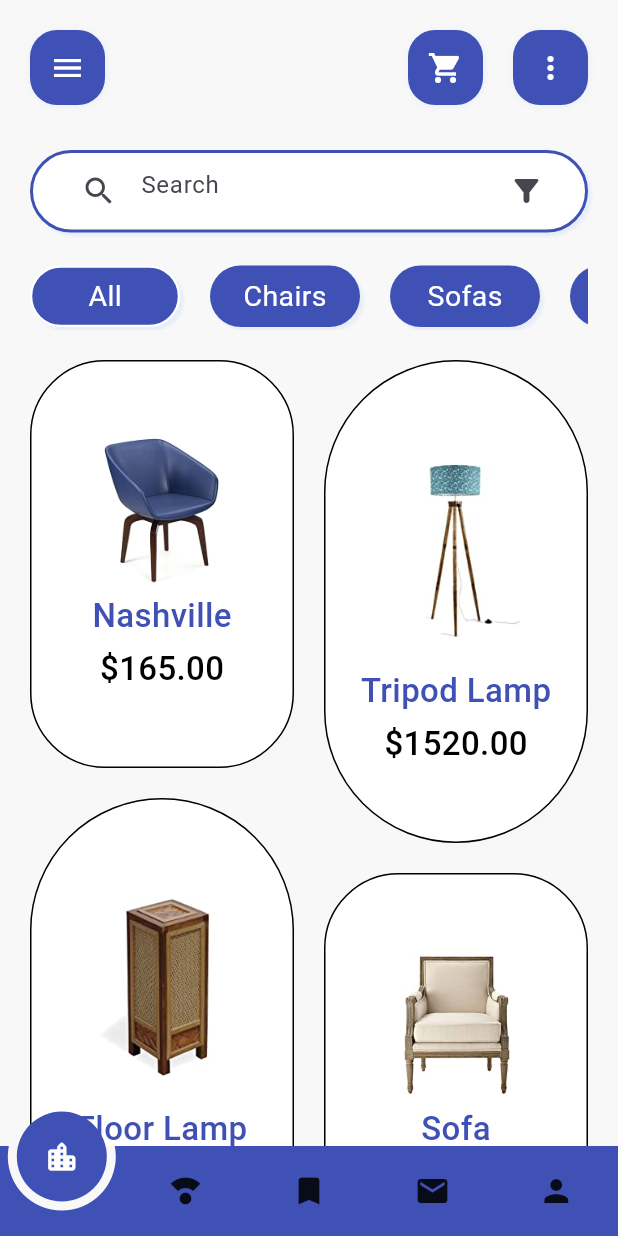
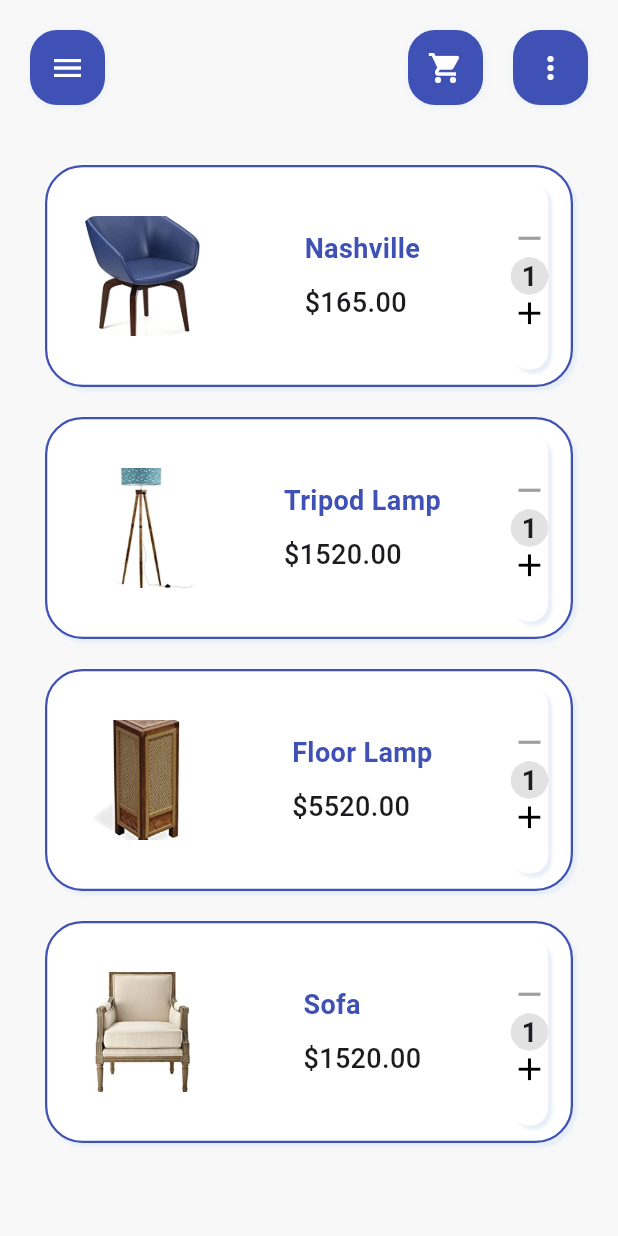
Before and after one commit to Pratham-Makwana/Furniture-App, a Flutter app: the screen it shows after launch, after a tap on the "local grocery store" icon, on a phone screen of 412 x 824 dp. Run offline on Flutter 3.47's test engine with Material 3 defaults, Android fonts, the phone set to English and light mode, and no system bars; drawn by our look-alikes of circle_nav_bar; our stand-ins replace flutter_rating_bar.

Commit message:
Cart & List Screen

```diff
--- /dev/null
+++ b/lib/screens/cart_screen.dart
@@ -0,0 +1,122 @@
+import 'package:flutter/material.dart';
+import 'package:furniture_app/model/category_model.dart';
+import 'package:furniture_app/widgets/list_items.dart';
+
+class CartScreen extends StatefulWidget {
+  const CartScreen({super.key});
+
+  @override
+  State<CartScreen> createState() => _CartScreenState();
+}
+
+class _CartScreenState extends State<CartScreen> {
+  @override
+  Widget build(BuildContext context) {
+    return Scaffold(
+      backgroundColor: Color(0xFFF8F8F8),
+      body: SafeArea(
+        child: SingleChildScrollView(
+          child: Padding(
+            padding: EdgeInsets.only(left: 20,right: 20,top: 20),
+            child: Column(
+              children: [
+                Row(
+                  mainAxisAlignment: MainAxisAlignment.spaceBetween,
+                  children: [
+                    GestureDetector(
+                      onTap: () {},
+                      child: Container(
+                        height: 50,
+                        width: 50,
+                        decoration: BoxDecoration(
+                          boxShadow: [
+                            BoxShadow(
+                              offset: Offset(0.6, 0.6),
+                              blurRadius: 4,
+                              color: Color(0xFFE7EEF8),
+                            ),
+                          ],
+                          color: Colors.indigo,
+                          borderRadius: BorderRadius.circular(18),
+                        ),
+                        child: Icon(
+                          Icons.menu,
+                          color: Colors.white,
+                        ),
+                      ),
+                    ),
+                    Row(
+                      children: [
+                        GestureDetector(
+                          onTap: () {
+                            Navigator.push(context, MaterialPageRoute(builder: (context) => CartScreen()));
+                          },
+                          child: Container(
+                            height: 50,
+                            width: 50,
+                            decoration: BoxDecoration(
+                              boxShadow: [
+                                BoxShadow(
+                                  offset: Offset(0.6, 0.6),
+                                  blurRadius: 4,
+                                  color: Color(0xFFE7EEF8),
+                                ),
+                              ],
+                              color: Colors.indigo,
+                              borderRadius: BorderRadius.circular(18),
+                            ),
+                            child: Icon(
+                              Icons.local_grocery_store,
+                              color: Colors.white,
+                            ),
+                          ),
+                        ),
+                        SizedBox(
+                          width: 20,
+                        ),
+                        GestureDetector(
+                          onTap: () {},
+                          child: Container(
+                            height: 50,
+                            width: 50,
+                            decoration: BoxDecoration(
+                              boxShadow: [
+                                BoxShadow(
+                                  offset: Offset(0.6, 0.6),
+                                  blurRadius: 4,
+                                  color: Color(0xFFE7EEF8),
+                                ),
+                              ],
+                              color: Colors.indigo,
+                              borderRadius: BorderRadius.circular(18),
+                            ),
+                            child: Icon(
+                              Icons.more_vert,
+                              color: Colors.white,
+                            ),
+                          ),
+                        ),
+                      ],
+                    )
+                  ],
+                ),
+                SizedBox(height: 30,),
+                ListView(
+                  shrinkWrap: true,
+                  physics: NeverScrollableScrollPhysics(),
+                  children: categoriesGrid.asMap().entries.map((MapEntry map){
+                    int index = map.key;
+                    return GestureDetector(
+                      onTap: (){},
+                      child: ListItems(index),
+                    );
+                  }).toList(),
+                ),
+              ],
+            ),
+          ),
+        ),
+      ),
+    );
+  }
+}
--- a/lib/screens/home_screen.dart
+++ b/lib/screens/home_screen.dart
@@ -2,6 +2,7 @@ import 'package:circle_nav_bar/circle_nav_bar.dart';
 import 'package:flutter/material.dart';
 import 'package:flutter_staggered_grid_view/flutter_staggered_grid_view.dart';
 import 'package:furniture_app/model/category_model.dart';
+import 'package:furniture_app/screens/cart_screen.dart';
 import 'package:furniture_app/screens/product_screen.dart';
 import 'package:furniture_app/widgets/grid_items.dart';
 
@@ -70,7 +71,7 @@ class _HomeScreenState extends State<HomeScreen> {
             padding: EdgeInsets.only(left: 20, right: 20, top: 20),
             child: Column(
               children: [
-                // Custom APP Bar
+                // ---------------------------Custom App Bar------------------------------------
                 Row(
                   mainAxisAlignment: MainAxisAlignment.spaceBetween,
                   children: [
@@ -99,7 +100,9 @@ class _HomeScreenState extends State<HomeScreen> {
                     Row(
                       children: [
                         GestureDetector(
-                          onTap: () {},
+                          onTap: () {
+                            Navigator.push(context, MaterialPageRoute(builder: (context) => CartScreen()));
+                          },
                           child: Container(
                             height: 50,
                             width: 50,
--- /dev/null
+++ b/lib/widgets/list_items.dart
@@ -0,0 +1,148 @@
+import 'package:flutter/material.dart';
+import 'package:furniture_app/model/category_model.dart';
+
+class ListItems extends StatefulWidget {
+  final int index;
+
+  ListItems(this.index);
+
+  @override
+  State<ListItems> createState() => _ListItemsState();
+}
+
+class _ListItemsState extends State<ListItems> {
+  int purchaseCount = 1;
+
+  @override
+  Widget build(BuildContext context) {
+    return Container(
+      margin: EdgeInsets.all(10),
+      padding: EdgeInsets.symmetric(vertical: 10, horizontal: 15),
+      decoration: BoxDecoration(
+        color: Colors.white,
+        border: Border.all(
+          color: Colors.indigo,
+          width: 1.5,
+        ),
+        boxShadow: [
+          BoxShadow(
+            offset: Offset(2.6, 2.6),
+            blurRadius: 1,
+            color: Color(0xFFE7EEF8),
+          ),
+        ],
+        borderRadius: BorderRadius.circular(25),
+      ),
+      child: Row(
+        mainAxisAlignment: MainAxisAlignment.spaceBetween,
+        children: [
+          Padding(
+            padding: EdgeInsets.all(8),
+            child: ClipRRect(
+              borderRadius: BorderRadius.circular(10),
+              child: Image.asset(
+                "assets/assets/images/${categoriesGrid[widget.index].imageUrl}",
+                height: 80,
+                width: 80,
+                fit: BoxFit.cover,
+              ),
+            ),
+          ),
+          Column(
+            mainAxisAlignment: MainAxisAlignment.end  ,
+            crossAxisAlignment: CrossAxisAlignment.start,
+            children: [
+              Text(
+                categoriesGrid[widget.index].name,
+                style: TextStyle(
+                  color: Colors.indigo,
+                  fontWeight: FontWeight.bold,
+                  fontSize: 18,
+                ),
+              ),
+              SizedBox(height: 10,),
+              Text(
+                categoriesGrid[widget.index].price,
+                style: TextStyle(
+                  fontWeight: FontWeight.w500,
+                  fontSize: 18,
+                ),
+              ),
+
+            ],
+          ),
+
+          Container(
+            decoration: BoxDecoration(
+              boxShadow: [
+                BoxShadow(
+                  color: Color(0xFFE8EEF7),
+                  blurRadius: 1,
+                  offset: Offset(2.6, 2.6),
+                ),
+              ],
+              color: Colors.white,
+              borderRadius: BorderRadius.circular(65),
+            ),
+            child: Padding(
+              padding: EdgeInsets.symmetric(vertical: 25),
+              child: Column(
+                mainAxisAlignment: MainAxisAlignment.spaceEvenly,
+                crossAxisAlignment: CrossAxisAlignment.center,
+                children: [
+                  GestureDetector(
+                    onTap: () {
+                      if (purchaseCount > 1) {
+                        purchaseCount -= 1;
+                      } else {
+                        purchaseCount = 1;
+                      }
+                      setState(() {});
+                    },
+                    child: Container(
+                      child: Icon(
+                        Icons.remove,
+                        size: 25,
+                        color:
+                        purchaseCount < 2 ? Colors.grey : Colors.black,
+                      ),
+                    ),
+                  ),
+                  Container(
+                    width: 25,
+                    height: 25,
+                    decoration: BoxDecoration(
+                      color: Colors.grey.withOpacity(0.3),
+                      borderRadius: BorderRadius.circular(35),
+                    ),
+                    child: Center(
+                      child: Text(
+                        purchaseCount.toString(),
+                        style: TextStyle(
+                            fontSize: 18, fontWeight: FontWeight.bold),
+                      ),
+                    ),
+                  ),
+                  GestureDetector(
+                    onTap: () {
+                      setState(() {
+                        purchaseCount += 1;
+                      });
+                    },
+                    child: Container(
+                      child: Icon(
+                        Icons.add,
+                        size: 25,
+                        color: Colors.black,
+                      ),
+                    ),
+                  ),
+                ],
+              ),
+            ),
+          ),
+        ],
+      ),
+    );
+  }
+}
```
Also changed, not shown: lib/screens/product_screen.dart (+95 -18 lines).
